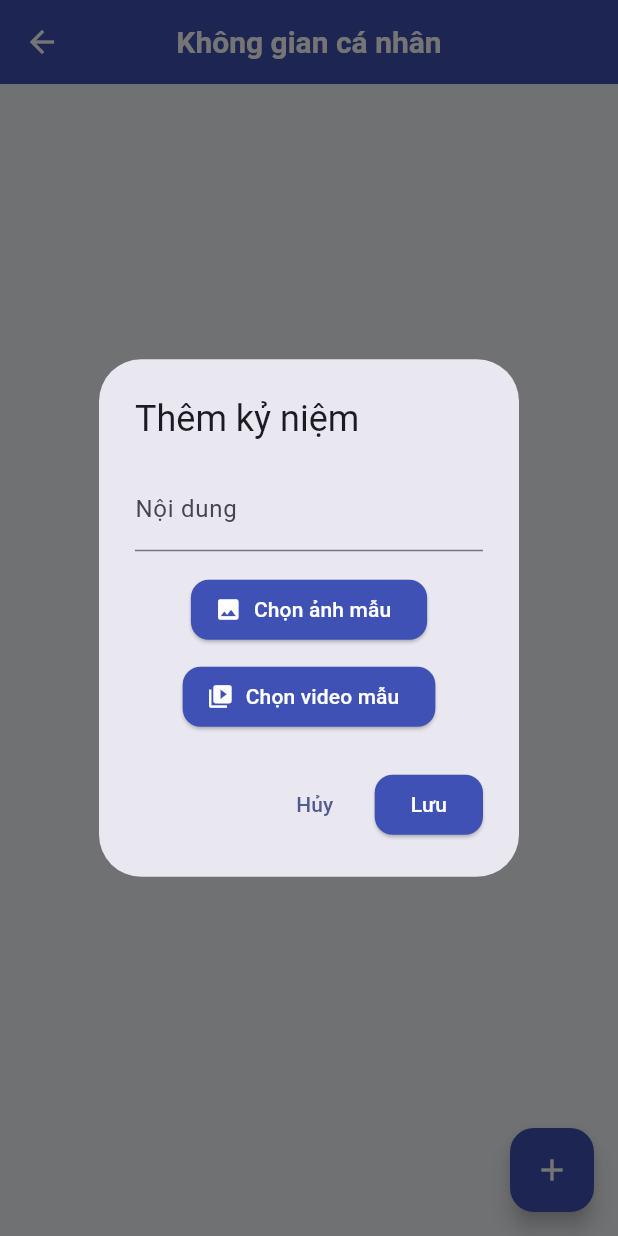
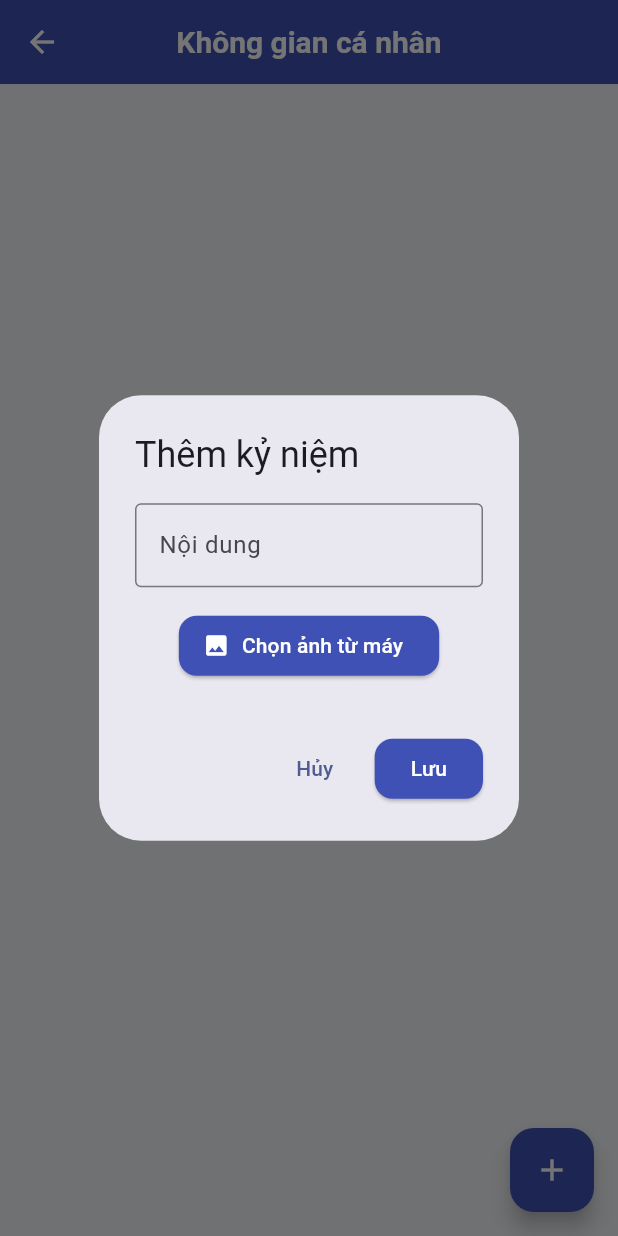
Before and after one commit to Subin1707/Ung_dung_quan_ly_khong_gian_dien_thoai, a Flutter app: the KhongGianCaNhan screen opened directly, after a tap on the "add" icon, on a phone screen of 412 x 824 dp. Run offline on Flutter 3.47's test engine with Material 3 defaults, Android fonts, the phone set to English and light mode, and no system bars; our stand-ins replace image_picker.

Commit message:
sửa ghi chú cá nhân và giao diện trang cá nhân

```diff
--- a/lib/man_hinh/khong_gian_ca_nhan.dart
+++ b/lib/man_hinh/khong_gian_ca_nhan.dart
@@ -1,4 +1,6 @@
+import 'dart:io';
 import 'package:flutter/material.dart';
+import 'package:image_picker/image_picker.dart';
 import '../mo_hinh/ghi_chu.dart';
 
 class KhongGianCaNhan extends StatefulWidget {
@@ -10,11 +12,15 @@ class KhongGianCaNhan extends StatefulWidget {
 
 class _KhongGianCaNhanState extends State<KhongGianCaNhan> {
   final List<GhiChu> danhSach = [];
+  final ImagePicker _picker = ImagePicker();
+
+  String _taoId() {
+    return DateTime.now().millisecondsSinceEpoch.toString();
+  }
 
   void _themKyNiem() {
     TextEditingController controller = TextEditingController();
-    String? selectedImage;
-    String? selectedVideo;
+    String? selectedImagePath;
 
     showDialog(
       context: context,
@@ -28,45 +34,40 @@ class _KhongGianCaNhanState extends State<KhongGianCaNhan> {
                   children: [
                     TextField(
                       controller: controller,
-                      decoration: const InputDecoration(labelText: "Nội dung"),
+                      decoration: const InputDecoration(
+                        labelText: "Nội dung",
+                        border: OutlineInputBorder(),
+                      ),
                     ),
 
                     const SizedBox(height: 15),
 
                     ElevatedButton.icon(
                       icon: const Icon(Icons.image),
-                      label: const Text("Chọn ảnh mẫu"),
-                      onPressed: () {
-                        setStateDialog(() {
-                          selectedImage = "lib/assets/hinh_anh/anh1.jpg";
-                          selectedVideo = null;
-                        });
+                      label: const Text("Chọn ảnh từ máy"),
+                      onPressed: () async {
+                        final XFile? image = await _picker.pickImage(
+                          source: ImageSource.gallery,
+                        );
+
+                        if (image != null) {
+                          setStateDialog(() {
+                            selectedImagePath = image.path;
+                          });
+                        }
                       },
                     ),
 
                     const SizedBox(height: 10),
 
-                    ElevatedButton.icon(
-                      icon: const Icon(Icons.video_library),
-                      label: const Text("Chọn video mẫu"),
-                      onPressed: () {
-                        setStateDialog(() {
-                          selectedVideo = "lib/assets/video/video1.mp4";
-                          selectedImage = null;
-                        });
-                      },
-                    ),
-
-                    if (selectedImage != null)
-                      Padding(
-                        padding: const EdgeInsets.only(top: 10),
-                        child: Image.asset(selectedImage!, height: 100),
-                      ),
-
-                    if (selectedVideo != null)
-                      const Padding(
-                        padding: EdgeInsets.only(top: 10),
-                        child: Icon(Icons.movie, size: 60),
+                    if (selectedImagePath != null)
+                      ClipRRect(
+                        borderRadius: BorderRadius.circular(12),
+                        child: Image.file(
+                          File(selectedImagePath!),
+                          height: 150,
+                          fit: BoxFit.cover,
+                        ),
                       ),
                   ],
                 ),
@@ -83,9 +84,9 @@ class _KhongGianCaNhanState extends State<KhongGianCaNhan> {
                     setState(() {
                       danhSach.add(
                         GhiChu(
+                          id: _taoId(),
                           noiDung: controller.text,
-                          hinhAnh: selectedImage,
-                          video: selectedVideo,
+                          hinhAnhPath: selectedImagePath,
                         ),
                       );
                     });
@@ -111,14 +112,12 @@ class _KhongGianCaNhanState extends State<KhongGianCaNhan> {
   @override
   Widget build(BuildContext context) {
     return Scaffold(
-      appBar: AppBar(title: const Text("Không gian cá nhân")),
+      appBar: AppBar(
+        title: const Text("Không gian cá nhân"),
+        centerTitle: true,
+      ),
       body: danhSach.isEmpty
-          ? const Center(
-              child: Text(
-                "Chưa có kỷ niệm nào",
-                style: TextStyle(fontSize: 16),
-              ),
-            )
+          ? const Center(child: Text("Chưa có kỷ niệm nào"))
           : ListView.builder(
               padding: const EdgeInsets.all(16),
               itemCount: danhSach.length,
@@ -126,6 +125,10 @@ class _KhongGianCaNhanState extends State<KhongGianCaNhan> {
                 final ghiChu = danhSach[index];
 
                 return Card(
+                  shape: RoundedRectangleBorder(
+                    borderRadius: BorderRadius.circular(20),
+                  ),
+                  elevation: 6,
                   margin: const EdgeInsets.only(bottom: 16),
                   child: Padding(
                     padding: const EdgeInsets.all(16),
@@ -142,24 +145,14 @@ class _KhongGianCaNhanState extends State<KhongGianCaNhan> {
 
                         const SizedBox(height: 10),
 
-                        if (ghiChu.hinhAnh != null)
+                        if (ghiChu.hinhAnhPath != null)
                           ClipRRect(
                             borderRadius: BorderRadius.circular(12),
-                            child: Image.asset(
-                              ghiChu.hinhAnh!,
-                              height: 150,
+                            child: Image.file(
+                              File(ghiChu.hinhAnhPath!),
+                              height: 200,
                               width: double.infinity,
                               fit: BoxFit.cover,
-                            ),
-                          ),
-
-                        if (ghiChu.video != null)
-                          const Padding(
-                            padding: EdgeInsets.only(top: 10),
-                            child: Icon(
-                              Icons.movie,
-                              size: 80,
-                              color: Colors.blue,
                             ),
                           ),
 
--- a/lib/mo_hinh/ghi_chu.dart
+++ b/lib/mo_hinh/ghi_chu.dart
@@ -1,27 +1,13 @@
 class GhiChu {
-  final String id;
+  String id;
   String noiDung;
-  String? duongDanAnh;
-  String? duongDanVideo;
+  String? hinhAnhPath;
   DateTime thoiGianTao;
 
   GhiChu({
     required this.id,
     required this.noiDung,
-    this.duongDanAnh,
-    this.duongDanVideo,
+    this.hinhAnhPath,
     DateTime? thoiGianTao,
   }) : thoiGianTao = thoiGianTao ?? DateTime.now();
-
-  void capNhatNoiDung(String noiDungMoi) {
-    noiDung = noiDungMoi;
-  }
-
-  void capNhatAnh(String? duongDanMoi) {
-    duongDanAnh = duongDanMoi;
-  }
-
-  void capNhatVideo(String? duongDanMoi) {
-    duongDanVideo = duongDanMoi;
-  }
 }
```
